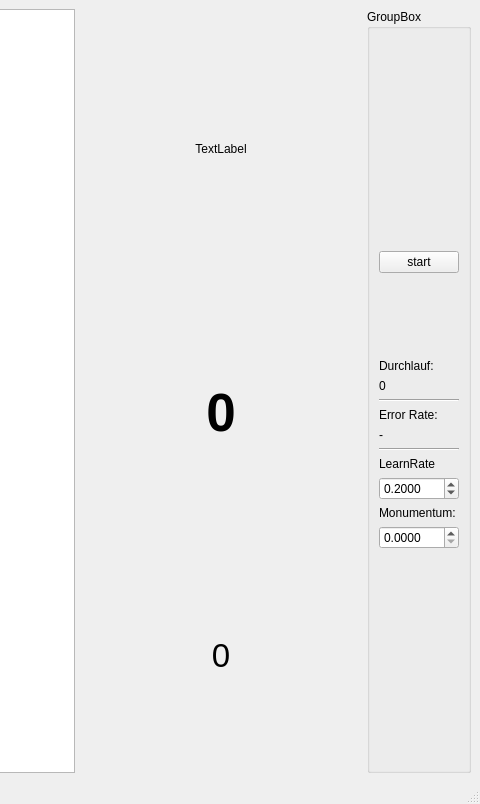
Qt form mainwindow.ui (M4RKUS28/MNIST-Machine-Learning-Tests) before a commit; both pictures show x 659 to 1139 and y 0 to 804 of the 1139 by 804 pixel window.
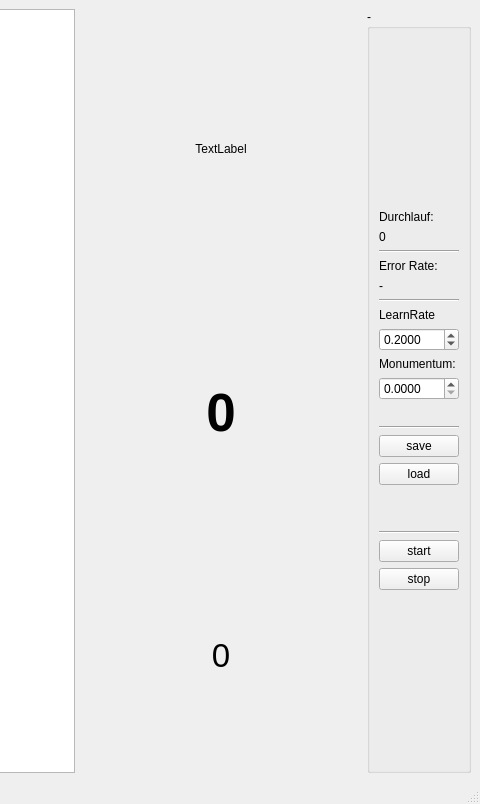
The same form after that commit.

Patch:
```diff
--- a/mainwindow.ui
+++ b/mainwindow.ui
@@ -78,7 +78,7 @@
     <item>
      <widget class="QGroupBox" name="groupBox">
       <property name="title">
-       <string>GroupBox</string>
+       <string>-</string>
       </property>
       <layout class="QVBoxLayout" name="verticalLayout">
        <item>
@@ -94,29 +94,6 @@
          </property>
         </spacer>
        </item>
-       <item>
-        <widget class="QPushButton" name="pushButtonStart">
-         <property name="text">
-          <string>start</string>
-         </property>
-        </widget>
-       </item>
-       <item>
-        <spacer name="verticalSpacer_2">
-         <property name="orientation">
-          <enum>Qt::Vertical</enum>
-         </property>
-         <property name="sizeType">
-          <enum>QSizePolicy::Fixed</enum>
-         </property>
-         <property name="sizeHint" stdset="0">
-          <size>
-           <width>20</width>
-           <height>80</height>
-          </size>
-         </property>
-        </spacer>
-       </item>
        <item>
         <widget class="QLabel" name="label_5">
          <property name="text">
@@ -202,6 +179,80 @@
          </property>
         </widget>
        </item>
+       <item>
+        <spacer name="verticalSpacer_4">
+         <property name="orientation">
+          <enum>Qt::Vertical</enum>
+         </property>
+         <property name="sizeType">
+          <enum>QSizePolicy::Fixed</enum>
+         </property>
+         <property name="sizeHint" stdset="0">
+          <size>
+           <width>20</width>
+           <height>20</height>
+          </size>
+         </property>
+        </spacer>
+       </item>
+       <item>
+        <widget class="Line" name="line_4">
+         <property name="orientation">
+          <enum>Qt::Horizontal</enum>
+         </property>
+        </widget>
+       </item>
+       <item>
+        <widget class="QPushButton" name="pushButton_save">
+         <property name="text">
+          <string>save</string>
+         </property>
+        </widget>
+       </item>
+       <item>
+        <widget class="QPushButton" name="pushButton_load">
+         <property name="text">
+          <string>load</string>
+         </property>
+        </widget>
+       </item>
+       <item>
+        <spacer name="verticalSpacer_2">
+         <property name="orientation">
+          <enum>Qt::Vertical</enum>
+         </property>
+         <property name="sizeType">
+          <enum>QSizePolicy::Fixed</enum>
+         </property>
+         <property name="sizeHint" stdset="0">
+          <size>
+           <width>20</width>
+           <height>40</height>
+          </size>
+         </property>
+        </spacer>
+       </item>
+       <item>
+        <widget class="Line" name="line_5">
+         <property name="orientation">
+          <enum>Qt::Horizontal</enum>
+         </property>
+        </widget>
+       </item>
+       <item>
+        <widget class="QPushButton" name="pushButtonStart">
+         <property name="text">
+          <string>start</string>
+         </property>
+        </widget>
+       </item>
+       <item>
+        <widget class="QPushButton" name="pushButton_stop">
+         <property name="text">
+          <string>stop</string>
+         </property>
+        </widget>
+       </item>
        <item>
         <spacer name="verticalSpacer_3">
          <property name="orientation">
```
Left out of the diff: 2 changed lines with no effect on the pictures.
